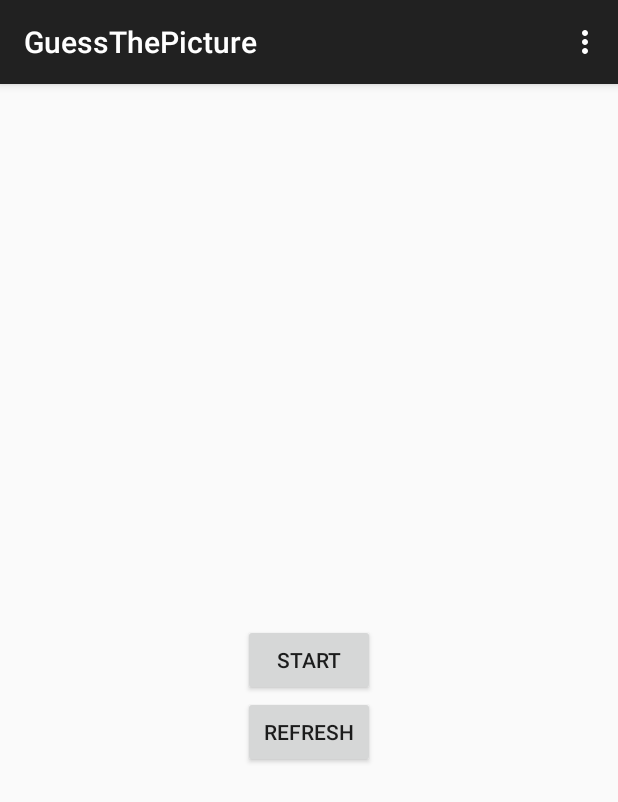
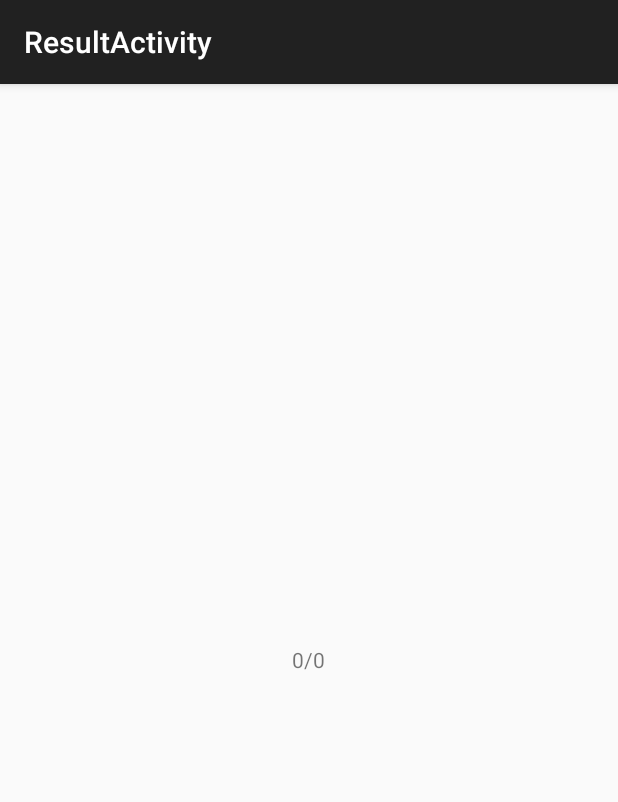
Before and after one commit to georgeriz/GuessThePicture, an Android app: the screen it shows after launch (MainActivity before the commit, ResultActivity after it), in the options menu, after a tap on "Settings", on a phone screen of 412 x 824 dp. Shown: the top 802 px of the screen. Run offline under Robolectric (Android 15) with nearby library versions, the phone set to English and light mode, and no system bars.

Commit message:
Show results after a certain time

```diff
--- a/app/src/main/java/com/example/george/guessthepicture/GameActivity.java
+++ b/app/src/main/java/com/example/george/guessthepicture/GameActivity.java
@@ -1,7 +1,9 @@
 package com.example.george.guessthepicture;
 
+import android.content.Intent;
 import android.content.SharedPreferences;
 import android.os.Bundle;
+import android.os.CountDownTimer;
 import android.os.Environment;
 import android.support.v4.app.FragmentActivity;
 import android.support.v4.view.PagerAdapter;
@@ -12,6 +14,8 @@ import java.io.File;
 
 public class GameActivity extends FragmentActivity {
     final static String STATE_ = "com.example.george.guessthepicture.STATE";
+    final static String NUMBER_CORRECT = "com.example.george.guessthepicture.CORRECT";
+    final static String NUMBER_TOTAL = "com.example.george.guessthepicture.TOTAL";
     /**
      * The pager widget, which handles animation and allows swiping horizontally to access previous
      * and next wizard steps.
@@ -24,6 +28,8 @@ public class GameActivity extends FragmentActivity {
     private PagerAdapter mPagerAdapter;
 
     private Custom punch;
+    private int nCorrect;
+    private int nTotal;
 
     @Override
     protected void onCreate(Bundle savedInstanceState) {
@@ -31,6 +37,7 @@ public class GameActivity extends FragmentActivity {
         setContentView(R.layout.activity_game);
 
         if (savedInstanceState == null) {
+            nCorrect = nTotal = 0;
             punch = new Custom();
             File path = getExternalFilesDir(Environment.DIRECTORY_PICTURES);
             SharedPreferences sp = getSharedPreferences(DownloadTask.SHARED_PREFERENCES, 0);
@@ -42,6 +49,8 @@ public class GameActivity extends FragmentActivity {
             punch.shuffle();
         } else {
             punch = savedInstanceState.getParcelable(STATE_);
+            nCorrect = savedInstanceState.getInt(NUMBER_CORRECT);
+            nTotal = savedInstanceState.getInt(NUMBER_TOTAL);
         }
         //debugging
         for(int i = 0; i < punch.size(); i++){
@@ -57,6 +66,22 @@ public class GameActivity extends FragmentActivity {
             mPagerAdapter = new ScreenSlidePagerAdapter(getSupportFragmentManager(), punch.size());
             mPager.setAdapter(mPagerAdapter);
         }
+
+        CountDownTimer timer = new CountDownTimer(5000, 1000) {
+            @Override
+            public void onTick(long millisUntilFinished) {
+
+            }
+
+            @Override
+            public void onFinish() {
+                Toast.makeText(getApplicationContext(), "Result: " + nCorrect + "/" + nTotal,
+                        Toast.LENGTH_LONG).show();
+                showResults();
+                finish();
+            }
+        };
+        timer.start();
     }
 
     public void next() {
@@ -71,10 +96,26 @@ public class GameActivity extends FragmentActivity {
         punch.setTimes(index);
     }
 
+    public void setCorrectGuess(boolean isCorrect) {
+        if(isCorrect) {
+            nCorrect++;
+        }
+        nTotal++;
+    }
+
+    private void showResults() {
+        Intent intent = new Intent(this, ResultActivity.class);
+        intent.putExtra(NUMBER_CORRECT, nCorrect);
+        intent.putExtra(NUMBER_TOTAL, nTotal);
+        startActivity(intent);
+    }
+
     @Override
     protected void onSaveInstanceState(Bundle state) {
         super.onSaveInstanceState(state);
         state.putParcelable(STATE_, punch);
+        state.putInt(NUMBER_CORRECT, nCorrect);
+        state.putInt(NUMBER_TOTAL, nTotal);
     }
 
     @Override
--- /dev/null
+++ b/app/src/main/java/com/example/george/guessthepicture/ResultActivity.java
@@ -0,0 +1,23 @@
+package com.example.george.guessthepicture;
+
+import android.content.Intent;
+import android.support.v7.app.AppCompatActivity;
+import android.os.Bundle;
+import android.widget.TextView;
+
+public class ResultActivity extends AppCompatActivity {
+
+    @Override
+    protected void onCreate(Bundle savedInstanceState) {
+        super.onCreate(savedInstanceState);
+        setContentView(R.layout.activity_result);
+
+        TextView resultText = (TextView) findViewById(R.id.result_text);
+
+        Intent intent = getIntent();
+        int nCorrect = intent.getIntExtra(GameActivity.NUMBER_CORRECT, 0);
+        int nTotal = intent.getIntExtra(GameActivity.NUMBER_TOTAL, 0);
+
+        resultText.setText(nCorrect + "/" + nTotal);
+    }
+}
--- a/app/src/main/java/com/example/george/guessthepicture/ScreenSlidePageFragment.java
+++ b/app/src/main/java/com/example/george/guessthepicture/ScreenSlidePageFragment.java
@@ -74,6 +74,7 @@ public class ScreenSlidePageFragment extends Fragment {
         public boolean onFling(MotionEvent event1, MotionEvent event2,
                                float velocityX, float velocityY) {
             gameActivity.setTimes(mImageNum);
+            gameActivity.setCorrectGuess(true);
             next();
             return true;
         }
@@ -81,6 +82,7 @@ public class ScreenSlidePageFragment extends Fragment {
         @Override
         public boolean onSingleTapConfirmed(MotionEvent event) {
             gameActivity.setTimes(mImageNum);
+            gameActivity.setCorrectGuess(false);
             next();
             return true;
         }
--- /dev/null
+++ b/app/src/main/res/layout/activity_result.xml
@@ -0,0 +1,16 @@
+<RelativeLayout xmlns:android="http://schemas.android.com/apk/res/android"
+    xmlns:tools="http://schemas.android.com/tools" android:layout_width="match_parent"
+    android:layout_height="match_parent" android:paddingLeft="@dimen/activity_horizontal_margin"
+    android:paddingRight="@dimen/activity_horizontal_margin"
+    android:paddingTop="@dimen/activity_vertical_margin"
+    android:paddingBottom="@dimen/activity_vertical_margin"
+    tools:context="com.example.george.guessthepicture.ResultActivity">
+
+    <TextView
+        android:text="@string/hello_world"
+        android:layout_width="wrap_content"
+        android:layout_height="wrap_content"
+        android:id="@+id/result_text"
+        android:layout_centerInParent="true"/>
+
+</RelativeLayout>
--- a/app/src/main/res/values/strings.xml
+++ b/app/src/main/res/values/strings.xml
@@ -4,4 +4,5 @@
     <string name="hello_world">Hello world!</string>
     <string name="action_settings">Settings</string>
     <string name="title_activity_game">GameActivity</string>
+    <string name="title_activity_result">ResultActivity</string>
 </resources>
```
Also changed, not shown: app/src/main/AndroidManifest.xml (+10 -4 lines).
